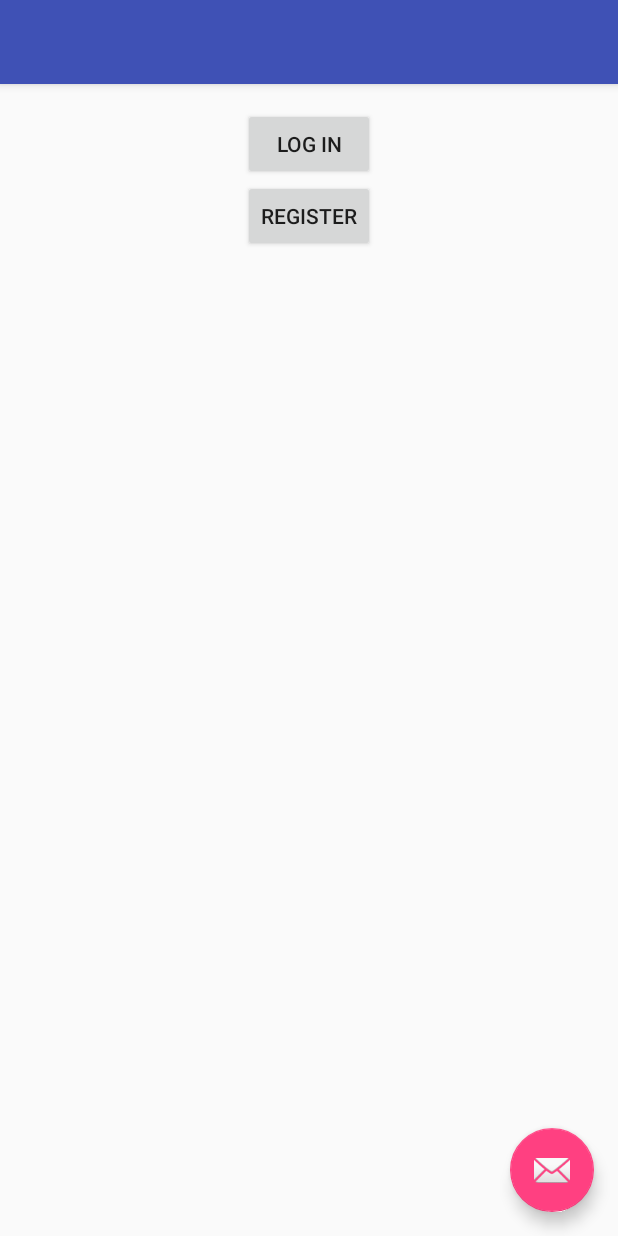
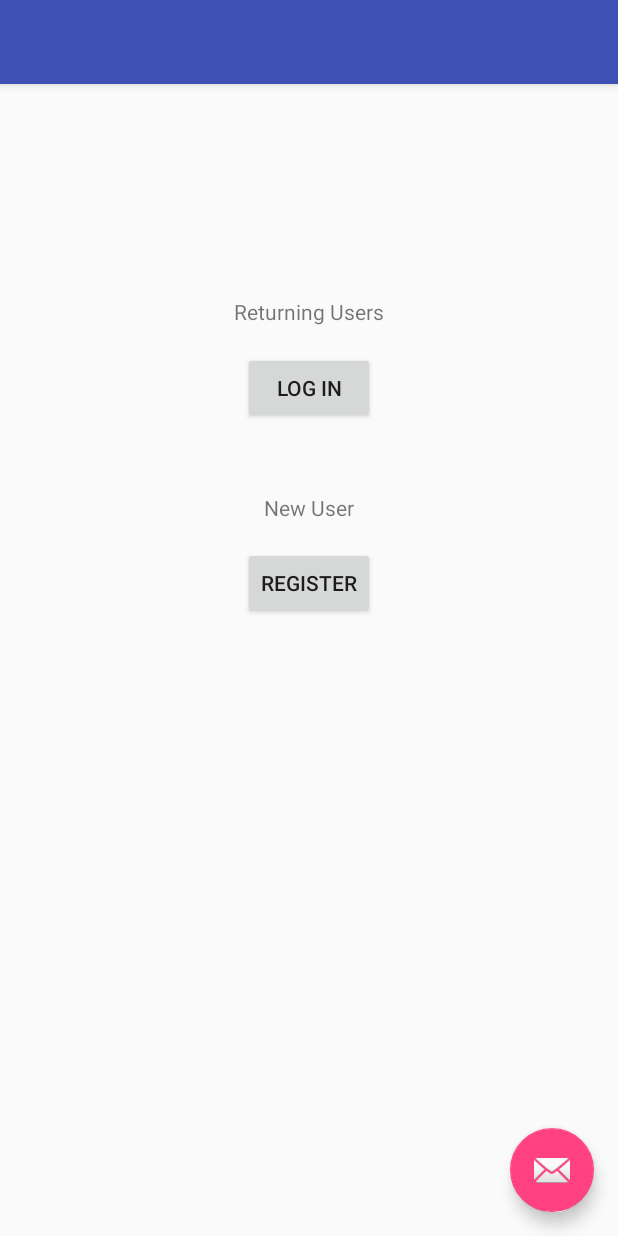
Before and after one commit to SujeethJinesh/CS2340, an Android app: the screen it shows after launch (WelcomeScreen), on a phone screen of 412 x 824 dp. Run offline under Robolectric (Android 15) with nearby library versions, the phone set to English and light mode, and no system bars.

Commit message:
tweaking sign in page

```diff
--- a/android/WaterReports-TeamVictoriousSecret/app/build.gradle
+++ b/android/WaterReports-TeamVictoriousSecret/app/build.gradle
@@ -5,7 +5,7 @@ android {
     buildToolsVersion "25.0.2"
     defaultConfig {
         applicationId "edu.gatech.waterreports_teamvictorioussecret"
-        minSdkVersion 21
+        minSdkVersion 23
         targetSdkVersion 25
         versionCode 1
         versionName "1.0"
--- a/android/WaterReports-TeamVictoriousSecret/app/src/main/res/layout/activity_welcome_screen.xml
+++ b/android/WaterReports-TeamVictoriousSecret/app/src/main/res/layout/activity_welcome_screen.xml
@@ -21,8 +21,6 @@
 
     </android.support.design.widget.AppBarLayout>
 
-    <include layout="@layout/content_welcome_screen" />
-
     <android.support.design.widget.FloatingActionButton
         android:id="@+id/fab"
         android:layout_width="wrap_content"
@@ -31,4 +29,6 @@
         android:layout_margin="@dimen/fab_margin"
         app:srcCompat="@android:drawable/ic_dialog_email" />
 
+    <include layout="@layout/content_welcome_screen" />
+
 </android.support.design.widget.CoordinatorLayout>
--- a/android/WaterReports-TeamVictoriousSecret/app/src/main/res/layout/content_welcome_screen.xml
+++ b/android/WaterReports-TeamVictoriousSecret/app/src/main/res/layout/content_welcome_screen.xml
@@ -16,16 +16,37 @@
     <Button
         android:layout_height="wrap_content"
         android:layout_width="wrap_content"
-        android:text="Log in"
-        android:layout_centerHorizontal="true"
-        android:id="@+id/loginButton" />
+        android:text="Register"
+        android:id="@+id/registerButton"
+        android:layout_marginTop="82dp"
+        android:layout_below="@+id/loginButton"
+        android:layout_alignStart="@+id/loginButton" />
 
     <Button
         android:layout_height="wrap_content"
         android:layout_width="wrap_content"
-        android:text="Register"
+        android:text="Log in"
+        android:id="@+id/loginButton"
+        android:layout_marginTop="17dp"
+        android:layout_below="@+id/returningUsers"
+        android:layout_centerHorizontal="true" />
+
+    <TextView
+        android:text="New User"
+        android:layout_width="wrap_content"
+        android:layout_height="wrap_content"
+        android:layout_below="@+id/loginButton"
         android:layout_centerHorizontal="true"
-        android:id="@+id/registerButton"
-        android:layout_below="@id/loginButton"/>
+        android:layout_marginTop="46dp"
+        android:id="@+id/newUser" />
+
+    <TextView
+        android:text="Returning Users"
+        android:layout_width="wrap_content"
+        android:layout_height="wrap_content"
+        android:id="@+id/returningUsers"
+        android:layout_marginTop="126dp"
+        android:layout_alignParentTop="true"
+        android:layout_centerHorizontal="true" />
 
 </RelativeLayout>
```
